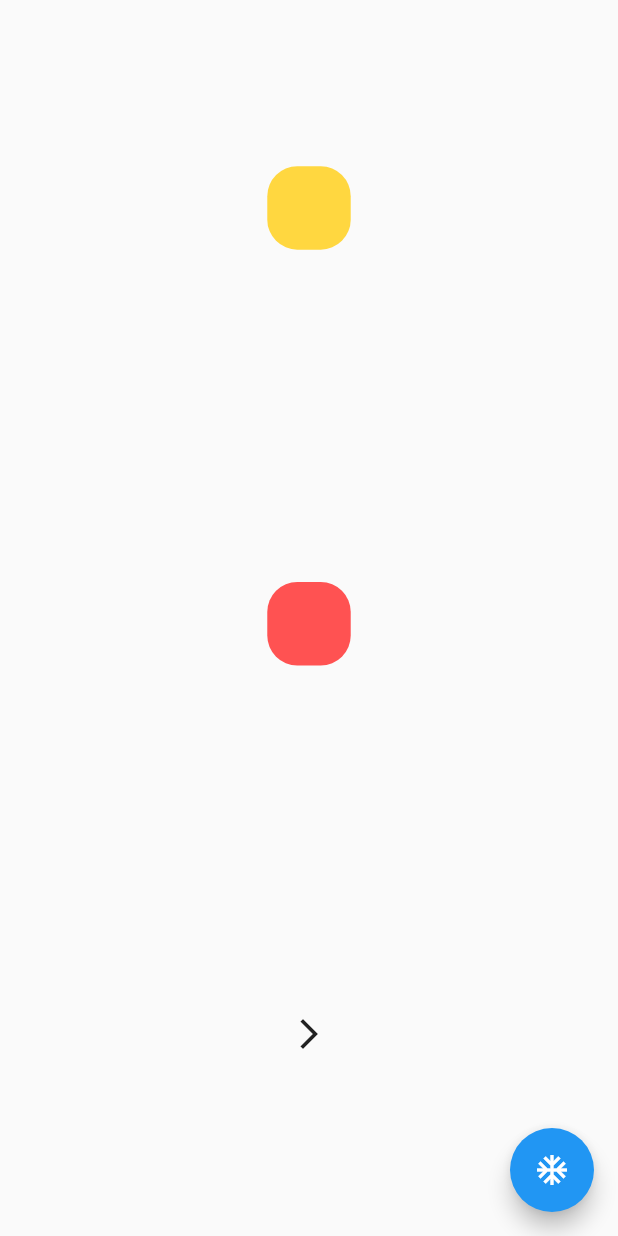
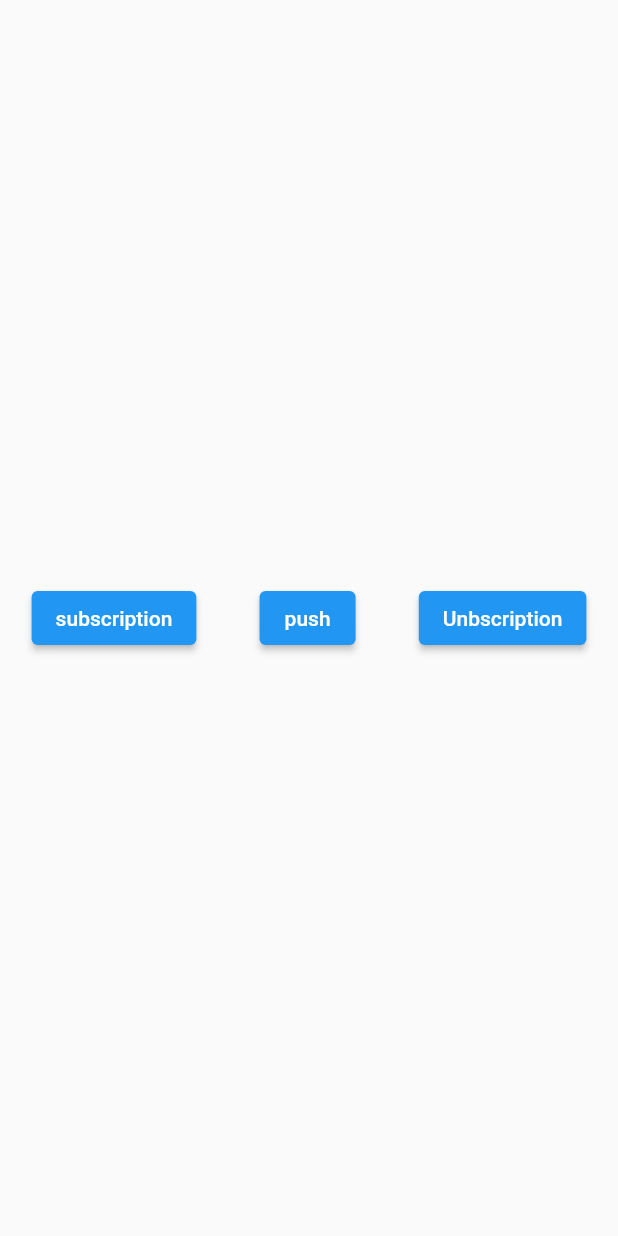
Before and after one commit to JuanSuarezZ/InheritedWidgetExample, a Flutter app: the screen it shows after launch, on a phone screen of 412 x 824 dp. Run offline on Flutter 3.47's test engine with Material 2 defaults, Android fonts, the phone set to English and light mode, and no system bars.

Commit message:
streams basics

```diff
--- /dev/null
+++ b/lib/bloc/bloc.dart
@@ -0,0 +1,19 @@
+import 'dart:async';
+
+class TagBloc {
+  //el controlador del stream
+  final tagController = StreamController<String>();
+
+  // Recuperar los datos del Stream
+  Stream<String> get tagStream => tagController.stream;
+
+  //agregar al stream
+  Function(String) get changeTag => tagController.sink.add;
+
+  //cierra el stream
+  dispose() {
+    tagController.close();
+  }
+
+  //
+}
--- a/lib/main.dart
+++ b/lib/main.dart
@@ -1,24 +1,29 @@
 import 'dart:math';
 
 import 'package:ejemplo/pages/pag2_page.dart';
+import 'package:ejemplo/pages/streams_page.dart';
 import 'package:flutter/material.dart';
 import 'models/colores.dart';
 
-void main() => runApp(MyApp());
+void main() => runApp(const MyApp());
 
 class MyApp extends StatelessWidget {
+  const MyApp({Key? key}) : super(key: key);
+
   @override
   Widget build(BuildContext context) {
     return MaterialApp(
       debugShowCheckedModeBanner: false,
       title: 'Titile2 Material App',
-      home: Home(),
-      routes: {'pag2': (_) => Pag2()},
+      initialRoute: 'streams',
+      routes: {'pag2': (_) => const Pag2(), 'streams': (_) => StreamsPage()},
     );
   }
 }
 
 class Home extends StatefulWidget {
+  const Home({Key? key}) : super(key: key);
+
   @override
   _HomeState createState() => _HomeState();
 }
@@ -55,12 +60,12 @@ class _HomeState extends State<Home> {
                   onPressed: () {
                     Navigator.pushNamed(context, 'pag2');
                   },
-                  icon: Icon(Icons.arrow_forward_ios_sharp))
+                  icon: const Icon(Icons.arrow_forward_ios_sharp))
             ],
           ),
         ),
         floatingActionButton: FloatingActionButton(
-          child: Icon(Icons.ac_unit_outlined),
+          child: const Icon(Icons.ac_unit_outlined),
           onPressed: () {
             setState(() {
               color1 = Color((Random().nextDouble() * 0xFFFFFF).toInt())
@@ -87,7 +92,7 @@ class DummiContainer extends StatelessWidget {
     return AnimatedContainer(
       height: coloresInhe?.alto1,
       width: coloresInhe?.ancho1,
-      duration: Duration(milliseconds: 200),
+      duration: const Duration(milliseconds: 200),
       decoration: BoxDecoration(
         borderRadius: BorderRadius.circular(20),
         color: coloresInhe?.color1,
@@ -97,6 +102,8 @@ class DummiContainer extends StatelessWidget {
 }
 
 class DummiContainer2 extends StatelessWidget {
+  const DummiContainer2({Key? key}) : super(key: key);
+
   @override
   Widget build(BuildContext context) {
     final coloresInhe =
@@ -104,7 +111,7 @@ class DummiContainer2 extends StatelessWidget {
     return AnimatedContainer(
       height: coloresInhe?.alto2,
       width: coloresInhe?.ancho2,
-      duration: Duration(milliseconds: 200),
+      duration: const Duration(milliseconds: 200),
       decoration: BoxDecoration(
         borderRadius: BorderRadius.circular(20),
         color: coloresInhe?.color2,
--- /dev/null
+++ b/lib/pages/streams_page.dart
@@ -0,0 +1,47 @@
+import 'dart:async';
+
+import 'package:flutter/material.dart';
+
+import '../bloc/bloc.dart';
+
+class StreamsPage extends StatefulWidget {
+  @override
+  State<StreamsPage> createState() => _StreamsPageState();
+}
+
+class _StreamsPageState extends State<StreamsPage> {
+  final StreamController<String> controller = TagBloc().tagController;
+  late final StreamSubscription<String> streamSubscription;
+
+  @override
+  Widget build(BuildContext context) {
+    return Scaffold(
+      body: Center(
+        child: Row(
+          crossAxisAlignment: CrossAxisAlignment.center,
+          mainAxisAlignment: MainAxisAlignment.spaceAround,
+          children: [
+            ElevatedButton(
+                onPressed: () {
+                  final stream = controller.stream;
+                  streamSubscription = stream.listen((event) {
+                    print("valor: agregado: $event");
+                  });
+                },
+                child: const Text('subscription')),
+            ElevatedButton(
+                onPressed: () {
+                  controller.sink.add("evento");
+                },
+                child: const Text('push')),
+            ElevatedButton(
+                onPressed: () {
+                  streamSubscription.cancel();
+                },
+                child: const Text('Unbscription')),
+          ],
+        ),
+      ),
+    );
+  }
+}
--- a/pubspec.yaml
+++ b/pubspec.yaml
@@ -34,6 +34,7 @@ dependencies:
   # The following adds the Cupertino Icons font to your application.
   # Use with the CupertinoIcons class for iOS style icons.
   cupertino_icons: ^1.0.2
+  rxdart: ^0.27.5
 
 dev_dependencies:
   flutter_test:
```
Also changed, not shown: pubspec.lock, 2 other files.
